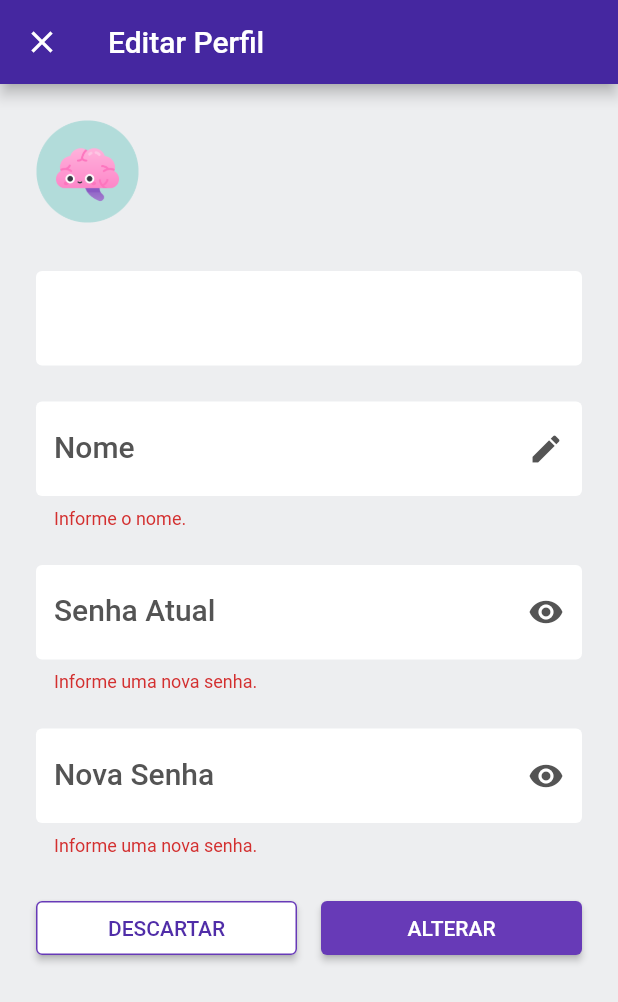
After one commit to lcarvalhodev/-re-Minder, a Flutter app: the ProfilePage screen opened by its route, after a tap on "ALTERAR", on a phone screen of 412 x 824 dp. The commit adds this screen. Shown: the top 1002 px of the screen. Run offline on Flutter 3.47's test engine with Material 2 defaults, Android fonts, the phone set to English and light mode, and no system bars; our stand-ins replace cloud_firestore, firebase_auth, firebase_core; accounts and stored records are empty; Roboto replaces fonts that are missing (Noto).

Commit message:
update profile

```diff
--- a/lib/myApp.dart
+++ b/lib/myApp.dart
@@ -1,6 +1,7 @@
 import 'package:flutter/material.dart';
 import 'package:reminder/pages/add_task_page.dart';
 import 'package:reminder/pages/login_page.dart';
+import 'package:reminder/pages/profile_page.dart';
 import 'package:reminder/pages/tasks_page.dart';
 import 'package:reminder/widgets/auth_check.dart';
 
@@ -24,6 +25,7 @@ class _MyAppState extends State<MyApp> {
           '/login': (context) => LoginPage(),
           '/home': (context) => TasksPage(),
           '/addTask': (context) => AddTaskPage(),
+          '/profile': (context) => ProfilePage(),
         });
   }
 }
--- /dev/null
+++ b/lib/pages/profile_page.dart
@@ -0,0 +1,333 @@
+import 'package:flutter/material.dart';
+import 'package:reminder/repositories/user_repository.dart';
+import 'package:reminder/services/auth_service.dart';
+import 'package:reminder/utils/utils.dart';
+import 'package:provider/provider.dart';
+
+class ProfilePage extends StatefulWidget {
+  const ProfilePage({Key? key}) : super(key: key);
+
+  @override
+  _ProfilePageState createState() => _ProfilePageState();
+}
+
+class _ProfilePageState extends State<ProfilePage> {
+  late UserRepository user;
+
+  final formKey = GlobalKey<FormState>();
+  final password = TextEditingController();
+  final oldPassword = TextEditingController();
+  final name = TextEditingController();
+  bool loading = false;
+
+  Icon iconPassword = Icon(Icons.visibility);
+  Icon iconOldPassword = Icon(Icons.visibility);
+
+  bool passwordVisibible = true;
+  bool oldPasswordVisible = true;
+
+  updateUser(
+      String email, String oldPassword, String password, String name) async {
+    setState(() => loading = true);
+    try {
+      await context
+          .read<AuthService>()
+          .updateUser(email, oldPassword, password, name);
+          setState(() => loading = false);
+      // Navigator.of(context).pushReplacementNamed('/home');
+    } on AuthException catch (e) {
+      setState(() => loading = false);
+      ScaffoldMessenger.of(context)
+          .showSnackBar(SnackBar(content: Text(e.message)));
+    }
+  }
+
+  @override
+  Widget build(BuildContext context) {
+    return Scaffold(
+      backgroundColor: Helpers.hexToColor("#EDEEEF"),
+      appBar: AppBar(
+        title: Text('Editar Perfil'),
+        leading: IconButton(
+          icon: Icon(Icons.close),
+          onPressed: () =>
+              {Navigator.of(context).pushReplacementNamed('/home')},
+        ),
+      ),
+      body: SingleChildScrollView(
+        child: (loading)
+            ? Center(
+                child: CircularProgressIndicator(),
+              )
+            : Container(
+                color: Helpers.hexToColor("#EDEEF0"),
+                child: Padding(
+                  padding: EdgeInsets.all(24),
+                  child: Form(
+                    key: formKey,
+                    child: Column(
+                      children: [
+                        Row(
+                          mainAxisAlignment: MainAxisAlignment.start,
+                          children: [
+                            Image.asset('images/avatar.png',
+                                width: MediaQuery.of(context).size.width / 6),
+                            Padding(
+                              padding: const EdgeInsets.only(left: 12),
+                              child: Text(
+                                context
+                                    .read<AuthService>()
+                                    .usuario!
+                                    .displayName
+                                    .toString(),
+                                style: TextStyle(
+                                    fontFamily: 'Noto',
+                                    fontWeight: FontWeight.w500,
+                                    fontSize: 23.0,
+                                    color: Helpers.hexToColor("#545454")),
+                              ),
+                            ),
+                          ],
+                        ),
+                        Padding(
+                          padding: const EdgeInsets.only(top: 32.0),
+                          child: TextFormField(
+                            cursorColor: Colors.deepPurple,
+                            initialValue: context
+                                .read<AuthService>()
+                                .usuario!
+                                .email
+                                .toString(),
+                            style: TextStyle(
+                              fontFamily: 'Noto',
+                              fontWeight: FontWeight.w500,
+                              fontSize: 20.0,
+                              color: Helpers.hexToColor("#545454"),
+                            ),
+                            textAlign: TextAlign.center,
+                            readOnly: true,
+                            decoration: InputDecoration(
+                              filled: true,
+                              fillColor: Colors.white,
+                              border: OutlineInputBorder(
+                                borderSide: BorderSide.none,
+                              ),
+                              labelStyle: TextStyle(
+                                color: Helpers.hexToColor("#545454"),
+                              ),
+                            ),
+                          ),
+                        ),
+                        Padding(
+                          padding: const EdgeInsets.only(top: 24.0),
+                          child: TextFormField(
+                            controller: name,
+                            cursorColor: Colors.deepPurple,
+                            style: TextStyle(
+                              fontFamily: 'Noto',
+                              fontWeight: FontWeight.w500,
+                              fontSize: 20.0,
+                              color: Helpers.hexToColor("#00000099"),
+                            ),
+                            decoration: InputDecoration(
+                              filled: true,
+                              fillColor: Colors.white,
+                              border: OutlineInputBorder(
+                                borderSide: BorderSide.none,
+                              ),
+                              labelText: "Nome",
+                              suffixIcon: Icon(
+                                Icons.edit,
+                                color: Helpers.hexToColor("#545454"),
+                              ),
+                              labelStyle: TextStyle(
+                                color: Helpers.hexToColor("#545454"),
+                              ),
+                            ),
+                            keyboardType: TextInputType.text,
+                            validator: (value) {
+                              if (value!.isEmpty) {
+                                return 'Informe o nome.';
+                              }
+                              return null;
+                            },
+                          ),
+                        ),
+                        Padding(
+                          padding: const EdgeInsets.only(top: 24.0),
+                          child: TextFormField(
+                            controller: oldPassword,
+                            cursorColor: Colors.deepPurple,
+                            style: TextStyle(
+                              fontFamily: 'Noto',
+                              fontWeight: FontWeight.w500,
+                              fontSize: 20.0,
+                              color: Helpers.hexToColor("#00000099"),
+                            ),
+                            obscureText: oldPasswordVisible,
+                            decoration: InputDecoration(
+                              filled: true,
+                              fillColor: Colors.white,
+                              border: OutlineInputBorder(
+                                borderSide: BorderSide.none,
+                              ),
+                              labelText: "Senha Atual",
+                              suffixIcon: IconButton(
+                                icon: iconOldPassword,
+                                color: Helpers.hexToColor("#545454"),
+                                onPressed: () {
+                                  setState(() {
+                                    oldPasswordVisible = !oldPasswordVisible;
+                                    if (oldPasswordVisible == true) {
+                                      iconOldPassword = Icon(Icons.visibility);
+                                    } else {
+                                      iconOldPassword =
+                                          Icon(Icons.visibility_off);
+                                    }
+                                  });
+                                },
+                              ),
+                              labelStyle: TextStyle(
+                                color: Helpers.hexToColor("#545454"),
+                              ),
+                            ),
+                            keyboardType: TextInputType.text,
+                            validator: (value) {
+                              if (value!.isEmpty) {
+                                return 'Informe uma nova senha.';
+                              } else if (value.length < 6) {
+                                return 'A senha deve ter no mínimo 6 caracteres.';
+                              }
+                              return null;
+                            },
+                          ),
+                        ),
+                        Padding(
+                          padding: const EdgeInsets.only(top: 24.0),
+                          child: TextFormField(
+                            controller: password,
+                            cursorColor: Colors.deepPurple,
+                            style: TextStyle(
+                              fontFamily: 'Noto',
+                              fontWeight: FontWeight.w500,
+                              fontSize: 20.0,
+                              color: Helpers.hexToColor("#00000099"),
+                            ),
+                            obscureText: passwordVisibible,
+                            decoration: InputDecoration(
+                              filled: true,
+                              fillColor: Colors.white,
+                              border: OutlineInputBorder(
+                                borderSide: BorderSide.none,
+                              ),
+                              labelText: "Nova Senha",
+                              suffixIcon: IconButton(
+                                icon: iconPassword,
+                                color: Helpers.hexToColor("#545454"),
+                                onPressed: () {
+                                  setState(() {
+                                    passwordVisibible = !passwordVisibible;
+                                    if (passwordVisibible == true) {
+                                      iconPassword = Icon(Icons.visibility);
+                                    } else {
+                                      iconPassword = Icon(Icons.visibility_off);
+                                    }
+                                  });
+                                },
+                              ),
+                              labelStyle: TextStyle(
+                                color: Helpers.hexToColor("#545454"),
+                              ),
+                            ),
+                            keyboardType: TextInputType.text,
+                            validator: (value) {
+                              if (value!.isEmpty) {
+                                return 'Informe uma nova senha.';
+                              } else if (value.length < 6) {
+                                return 'A senha deve ter no mínimo 6 caracteres.';
+                              }
+                              return null;
+                            },
+                          ),
+                        ),
+                        Padding(
+                          padding: const EdgeInsets.only(top: 24.0),
+                          child: Row(
+                            mainAxisAlignment: MainAxisAlignment.spaceAround,
+                            children: [
+                              Expanded(
+                                child: Padding(
+                                  padding: const EdgeInsets.only(right: 8.0),
+                                  child: ElevatedButton(
+                                    onPressed: () {
+                                      name.clear();
+                                      password.clear();
+                                    },
+                                    child: Text(
+                                      'DESCARTAR',
+                                      style: TextStyle(
+                                        fontFamily: 'Noto',
+                                        fontWeight: FontWeight.w500,
+                                        fontSize: 14.0,
+                                        color: Helpers.hexToColor("#502DA8"),
+                                      ),
+                                    ),
+                                    style: ButtonStyle(
+                                      side: MaterialStateProperty.all(
+                                        BorderSide(
+                                            width: 1, color: Colors.deepPurple),
+                                      ),
+                                      backgroundColor:
+                                          MaterialStateProperty.all<Color>(
+                                              Colors.white),
+                                    ),
+                                  ),
+                                ),
+                              ),
+                              Expanded(
+                                child: Padding(
+                                  padding: const EdgeInsets.only(left: 8.0),
+                                  child: ElevatedButton(
+                                    style: ButtonStyle(
+                                        backgroundColor:
+                                            MaterialStateProperty.all<Color>(
+                                                Colors.deepPurple)),
+                                    onPressed: () {
+                                      if (formKey.currentState!.validate()) {
+                                        setState(() {
+                                          loading = true;
+                                        });
+                                        updateUser(
+                                            context
+                                                .read<AuthService>()
+                                                .usuario!
+                                                .email
+                                                .toString(),
+                                            oldPassword.text.toString(),
+                                            password.text.toString(),
+                                            name.text.toString());
+                                      }
+                                    },
+                                    child: Text(
+                                      'ALTERAR',
+                                      style: TextStyle(
+                                          fontFamily: 'Noto',
+                                          fontWeight: FontWeight.w500,
+                                          fontSize: 14.0,
+                                          color: Colors.white),
+                                    ),
+                                  ),
+                                ),
+                              )
+                            ],
+                          ),
+                        )
+                      ],
+                    ),
+                  ),
+                ),
+              ),
+      ),
+    );
+  }
+}
--- a/lib/repositories/task_repository.dart
+++ b/lib/repositories/task_repository.dart
@@ -35,7 +35,7 @@ class TaskRepository extends ChangeNotifier {
         task.category = doc.get('category');
         task.hour = doc.get('hour');
         task.date = doc.get('date');
-        task.location = doc.get('date');
+        task.location = doc.get('location');
         lista.add(task);
         notifyListeners();
       });
--- a/lib/repositories/user_repository.dart
+++ b/lib/repositories/user_repository.dart
@@ -1,5 +1,3 @@
-import 'dart:collection';
-
 import 'package:cloud_firestore/cloud_firestore.dart';
 import 'package:flutter/material.dart';
 import 'package:reminder/databases/db_firestore.dart';
--- a/lib/services/auth_service.dart
+++ b/lib/services/auth_service.dart
@@ -8,6 +8,8 @@ class AuthException implements Exception {
 
 class AuthService extends ChangeNotifier {
   FirebaseAuth _auth = FirebaseAuth.instance;
+  User? user = FirebaseAuth.instance.currentUser;
+
   User? usuario;
   bool isLoading = true;
 
@@ -44,6 +46,24 @@ class AuthService extends ChangeNotifier {
     }
   }
 
+  updateUser(
+      String email, String oldPassword, String password, String name) async {
+    try {
+      AuthCredential credential =
+          EmailAuthProvider.credential(email: email, password: oldPassword);
+      usuario!.reauthenticateWithCredential(credential);
+      await usuario!.updatePassword(password);
+      await usuario!.updateDisplayName(name);
+      _getUser();
+    } on FirebaseAuthException catch (e) {
+      if (e.code == 'weak-password') {
+        throw AuthException('A senha é muito fraca.');
+      } else if (e.code == 'wrong-password') {
+        throw AuthException('Senha incorreta.');
+      }
+    }
+  }
+
   login(String email, String password) async {
     try {
       await _auth.signInWithEmailAndPassword(email: email, password: password);
```
Also changed, not shown: lib/pages/tasks_page.dart (+101 -19 lines).
